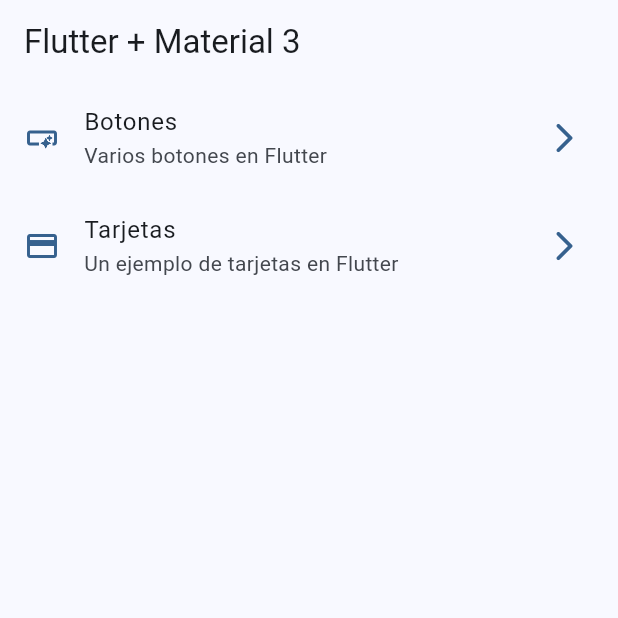
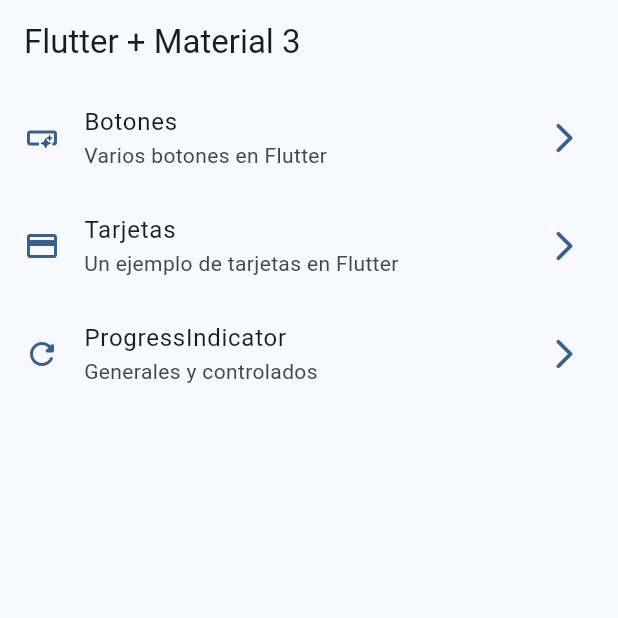
Before and after one commit to Guidotss/widget-app, a Flutter app: the screen it shows after launch, on a phone screen of 412 x 824 dp, the top half of it. Run offline on Flutter 3.47's test engine with Material 3 defaults, Android fonts, the phone set to English and light mode, and no system bars; our stand-ins replace go_router.

Commit message:
Creando nuevas rutas y nuevos menu items

```diff
--- a/lib/config/menu/menu_items.dart
+++ b/lib/config/menu/menu_items.dart
@@ -26,4 +26,10 @@ const appMenuItems = <MenuItem>[
     link: '/cards',
     icon: Icons.credit_card,
   ),
+  MenuItem(
+    title:'ProgressIndicator',
+    subTitle: 'Generales y controlados',
+    link: '/progress',
+    icon: Icons.refresh_rounded,
+  ),
 ];
--- a/lib/config/router/app_router.dart
+++ b/lib/config/router/app_router.dart
@@ -3,16 +3,24 @@ import 'package:widget_app/presentations/screens/screens.dart';
 
 final appRouter = GoRouter(initialLocation: '/', routes: [
   GoRoute(
-      path: '/',
-      name: HomeScreen.name,
-      builder: (context, state) => const HomeScreen()),
+    path: '/',
+    name: HomeScreen.name,
+    builder: (context, state) => const HomeScreen()
+  ),
   GoRoute(
     path: '/buttons',
     name: ButtonsScreen.name,
     builder: (context, state) => const ButtonsScreen(),
   ),
   GoRoute(
-      path: '/cards',
-      name: CardsScreen.name,
-      builder: (context, state) => const CardsScreen())
+    path: '/cards',
+    name: CardsScreen.name,
+    builder: (context, state) => const CardsScreen()
+  ),
+
+  GoRoute(
+    path: '/progress',
+    name: ProgressScreen.name,
+    builder: (context, state) => const ProgressScreen(),
+  ),
 ]);
```
